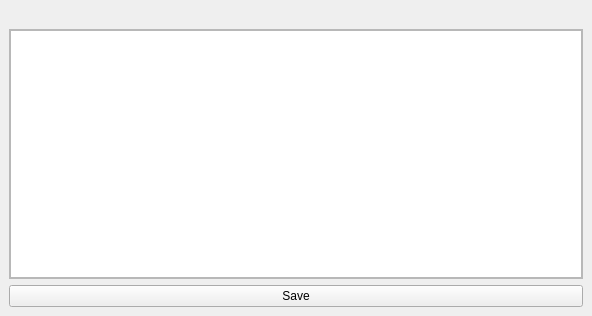
Qt form editlyrics.ui (gidzzz/openmediaplayer) before a commit.
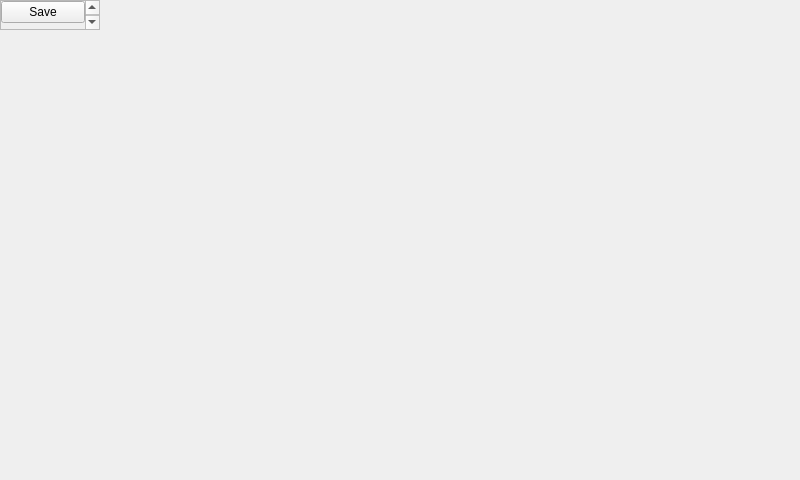
The same form after that commit.

What changed in the file:
```diff
--- a/editlyrics.ui
+++ b/editlyrics.ui
@@ -6,68 +6,38 @@
    <rect>
     <x>0</x>
     <y>0</y>
-    <width>592</width>
-    <height>316</height>
+    <width>800</width>
+    <height>480</height>
    </rect>
   </property>
   <property name="windowTitle">
    <string>Lyrics editor</string>
   </property>
-  <widget class="QWidget" name="centralwidget">
-   <layout class="QGridLayout" name="gridLayout">
-    <item row="0" column="0">
-     <widget class="QLabel" name="label">
-     </widget>
-    </item>
-    <item row="2" column="0">
-     <widget class="QPushButton" name="pushButton">
-      <property name="text">
-       <string>Save</string>
-      </property>
-     </widget>
-    </item>
-    <item row="1" column="0">
      <widget class="QScrollArea" name="scrollArea">
       <property name="widgetResizable">
        <bool>true</bool>
       </property>
       <widget class="QWidget" name="scrollAreaWidgetContents">
-       <property name="geometry">
-        <rect>
-         <x>0</x>
-         <y>0</y>
-         <width>570</width>
-         <height>241</height>
-        </rect>
-       </property>
-       <layout class="QGridLayout" name="gridLayout_2">
+    <layout class="QGridLayout" name="gridLayout">
         <property name="margin">
          <number>0</number>
         </property>
         <item row="0" column="0">
+      <widget class="QPushButton" name="saveButton">
+       <property name="text">
+        <string>Save</string>
+       </property>
+      </widget>
+     </item>
+     <item row="1" column="0">
          <widget class="QTextEdit" name="content">
-          <property name="minimumSize">
-           <size>
-            <width>0</width>
-            <height>0</height>
-           </size>
-          </property>
           <property name="lineWrapMode">
            <enum>QTextEdit::WidgetWidth</enum>
           </property>
-          <property name="readOnly">
-           <bool>false</bool>
-          </property>
-          <property name="textInteractionFlags">
-           <set>Qt::TextEditorInteraction</set>
-          </property>
          </widget>
         </item>
        </layout>
       </widget>
-     </widget>
-    </item>
-   </layout>
   </widget>
  </widget>
  <resources/>
```
Lines whose indentation alone changed are shown as unchanged.
